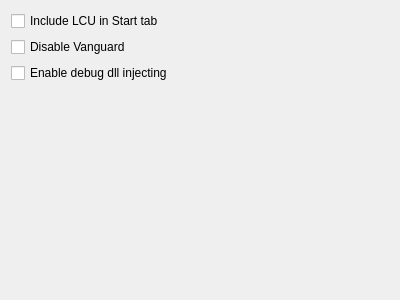
Above: LeagueClientDebugger/DebuggerOptions.ui from KebsCS/LeagueClientDebugger before the change. Below: the same form after it.
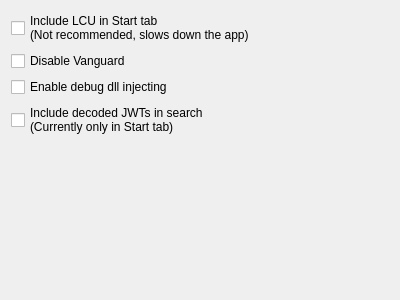
That is the form after the change.

Diff of the .ui file:
```diff
--- a/LeagueClientDebugger/DebuggerOptions.ui
+++ b/LeagueClientDebugger/DebuggerOptions.ui
@@ -22,7 +22,8 @@
      <item>
       <widget class="QCheckBox" name="optionsIncludeLCU">
        <property name="text">
-        <string>Include LCU in Start tab</string>
+        <string>Include LCU in Start tab 
+(Not recommended, slows down the app)</string>
        </property>
       </widget>
      </item>
@@ -40,6 +41,14 @@
        </property>
       </widget>
      </item>
+     <item>
+      <widget class="QCheckBox" name="optionsIncludeJWTs">
+       <property name="text">
+        <string>Include decoded JWTs in search
+(Currently only in Start tab)</string>
+       </property>
+      </widget>
+     </item>
      <item>
       <spacer name="verticalSpacer">
        <property name="orientation">
```
